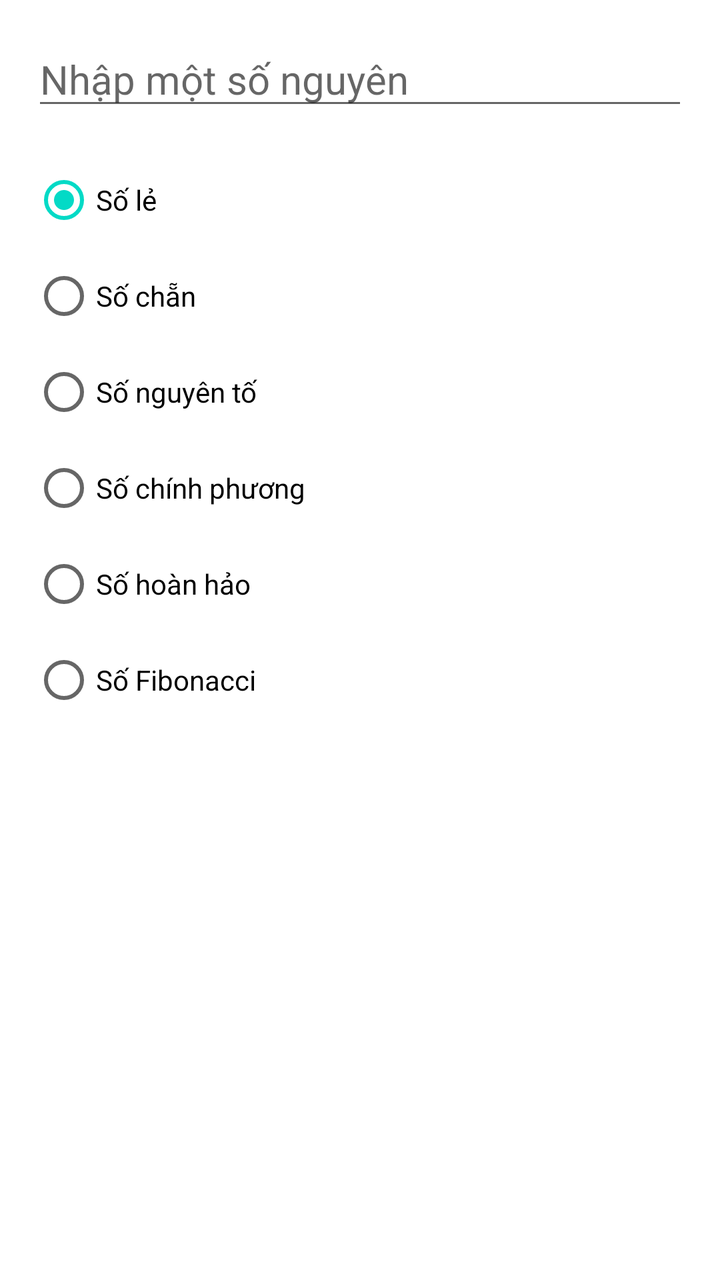
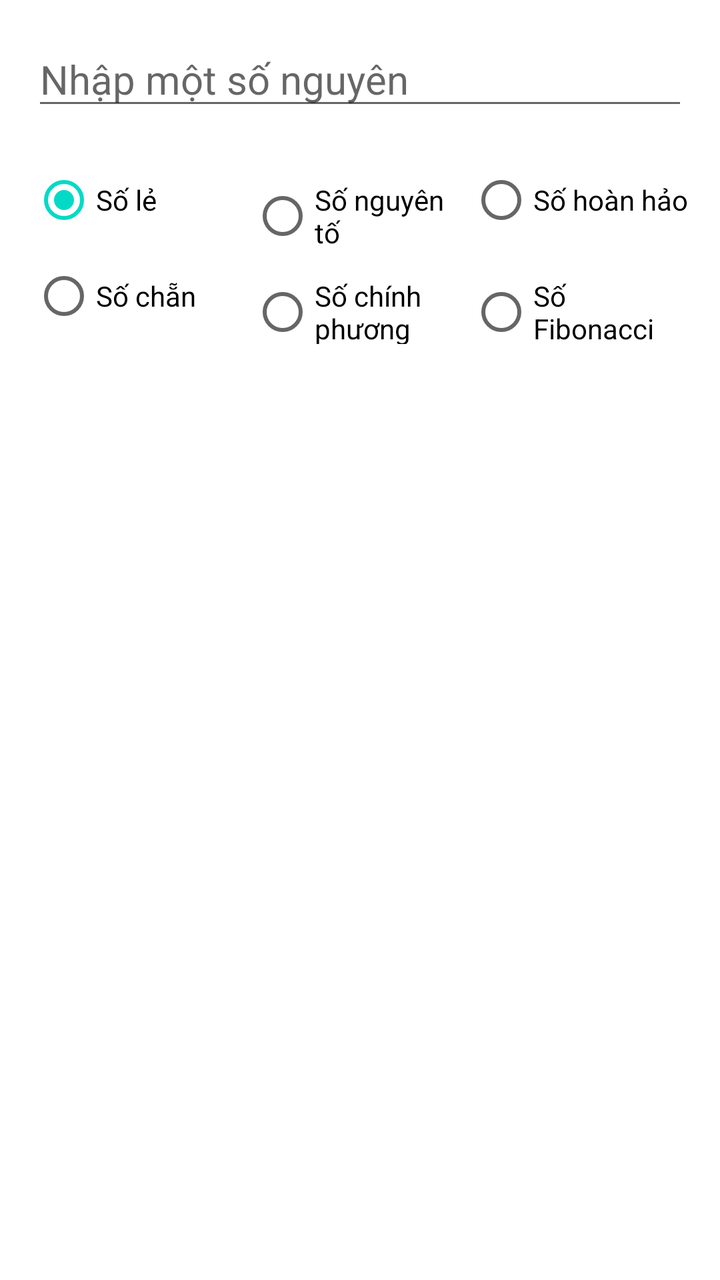

Before-and-after screenshots of an Android layout around one commit, followed by the original layout XML and the change that was made.
<!-- AndroidManifest.xml: activity theme Theme.MobileWeek8_ex2 -->
<!-- res/layout/activity_main.xml -->
<?xml version="1.0" encoding="utf-8"?>
<LinearLayout xmlns:android="http://schemas.android.com/apk/res/android"
    xmlns:tools="http://schemas.android.com/tools"
    android:layout_width="match_parent"
    android:layout_height="match_parent"
    android:orientation="vertical"
    android:padding="16dp"
    tools:context=".MainActivity">

    <EditText
        android:id="@+id/editTextNumber"
        android:layout_width="match_parent"
        android:layout_height="wrap_content"
        android:hint="Nhập một số nguyên"
        android:inputType="number"
        android:textSize="20sp" />

    <RadioGroup
        android:id="@+id/radioGroupFilters"
        android:layout_width="match_parent"
        android:layout_height="wrap_content"
        android:layout_marginTop="16dp"
        android:orientation="vertical">

        <RadioButton
            android:id="@+id/radioOdd"
            android:layout_width="wrap_content"
            android:layout_height="wrap_content"
            android:checked="true"
            android:text="Số lẻ" />

        <RadioButton
            android:id="@+id/radioEven"
            android:layout_width="wrap_content"
            android:layout_height="wrap_content"
            android:text="Số chẵn" />

        <RadioButton
            android:id="@+id/radioPrime"
            android:layout_width="wrap_content"
            android:layout_height="wrap_content"
            android:text="Số nguyên tố" />

        <RadioButton
            android:id="@+id/radioSquare"
            android:layout_width="wrap_content"
            android:layout_height="wrap_content"
            android:text="Số chính phương" />

        <RadioButton
            android:id="@+id/radioPerfect"
            android:layout_width="wrap_content"
            android:layout_height="wrap_content"
            android:text="Số hoàn hảo" />

        <RadioButton
            android:id="@+id/radioFibonacci"
            android:layout_width="wrap_content"
            android:layout_height="wrap_content"
            android:text="Số Fibonacci" />

    </RadioGroup>

    <FrameLayout
        android:layout_width="match_parent"
        android:layout_height="0dp"
        android:layout_marginTop="16dp"
        android:layout_weight="1">

        <ListView
            android:id="@+id/listViewResults"
            android:layout_width="match_parent"
            android:layout_height="match_parent" />

        <TextView
            android:id="@+id/textViewEmpty"
            android:layout_width="match_parent"
            android:layout_height="match_parent"
            android:gravity="center"
            android:text="Không có số nào thỏa mãn"
            android:textSize="18sp"
            android:visibility="gone"
            tools:visibility="visible" />

    </FrameLayout>

</LinearLayout>
<!-- resources referenced by this layout -->
<resources>
  <style name="Theme.MobileWeek8_ex2" parent="Theme.MaterialComponents.DayNight.NoActionBar" />
</resources>

<!-- the commit's change to res/layout/activity_main.xml (unified diff, before → after) -->
@@ -15,51 +15,67 @@
         android:inputType="number"
         android:textSize="20sp" />
 
-    <RadioGroup
-        android:id="@+id/radioGroupFilters"
+    <LinearLayout
         android:layout_width="match_parent"
         android:layout_height="wrap_content"
         android:layout_marginTop="16dp"
         android:orientation="vertical">
 
-        <RadioButton
-            android:id="@+id/radioOdd"
-            android:layout_width="wrap_content"
+        <LinearLayout
+            android:layout_width="match_parent"
             android:layout_height="wrap_content"
-            android:checked="true"
-            android:text="Số lẻ" />
+            android:orientation="horizontal">
 
-        <RadioButton
-            android:id="@+id/radioEven"
-            android:layout_width="wrap_content"
+            <RadioButton
+                android:id="@+id/radioOdd"
+                android:layout_width="0dp"
+                android:layout_height="wrap_content"
+                android:layout_weight="1"
+                android:checked="true"
+                android:text="Số lẻ" />
+
+            <RadioButton
+                android:id="@+id/radioPrime"
+                android:layout_width="0dp"
+                android:layout_height="wrap_content"
+                android:layout_weight="1"
+                android:text="Số nguyên tố" />
+
+            <RadioButton
+                android:id="@+id/radioPerfect"
+                android:layout_width="0dp"
+                android:layout_height="wrap_content"
+                android:layout_weight="1"
+                android:text="Số hoàn hảo" />
+        </LinearLayout>
+
+        <LinearLayout
+            android:layout_width="match_parent"
             android:layout_height="wrap_content"
-            android:text="Số chẵn" />
+            android:orientation="horizontal">
 
-        <RadioButton
-            android:id="@+id/radioPrime"
-            android:layout_width="wrap_content"
-            android:layout_height="wrap_content"
-            android:text="Số nguyên tố" />
+            <RadioButton
+                android:id="@+id/radioEven"
+                android:layout_width="0dp"
+                android:layout_height="wrap_content"
+                android:layout_weight="1"
+                android:text="Số chẵn" />
 
-        <RadioButton
-            android:id="@+id/radioSquare"
-            android:layout_width="wrap_content"
-            android:layout_height="wrap_content"
-            android:text="Số chính phương" />
+            <RadioButton
+                android:id="@+id/radioSquare"
+                android:layout_width="0dp"
+                android:layout_height="wrap_content"
+                android:layout_weight="1"
+                android:text="Số chính phương" />
 
-        <RadioButton
-            android:id="@+id/radioPerfect"
-            android:layout_width="wrap_content"
-            android:layout_height="wrap_content"
-            android:text="Số hoàn hảo" />
-
-        <RadioButton
-            android:id="@+id/radioFibonacci"
-            android:layout_width="wrap_content"
-            android:layout_height="wrap_content"
-            android:text="Số Fibonacci" />
-
-    </RadioGroup>
+            <RadioButton
+                android:id="@+id/radioFibonacci"
+                android:layout_width="0dp"
+                android:layout_height="wrap_content"
+                android:layout_weight="1"
+                android:text="Số Fibonacci" />
+        </LinearLayout>
+    </LinearLayout>
 
     <FrameLayout
         android:layout_width="match_parent"
